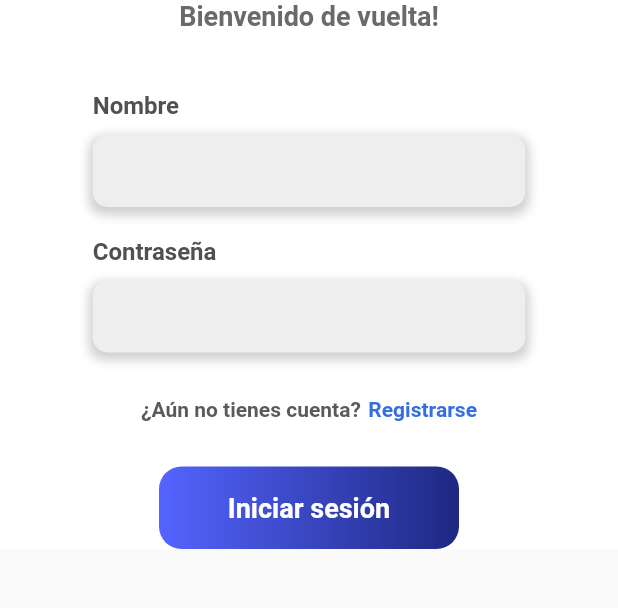
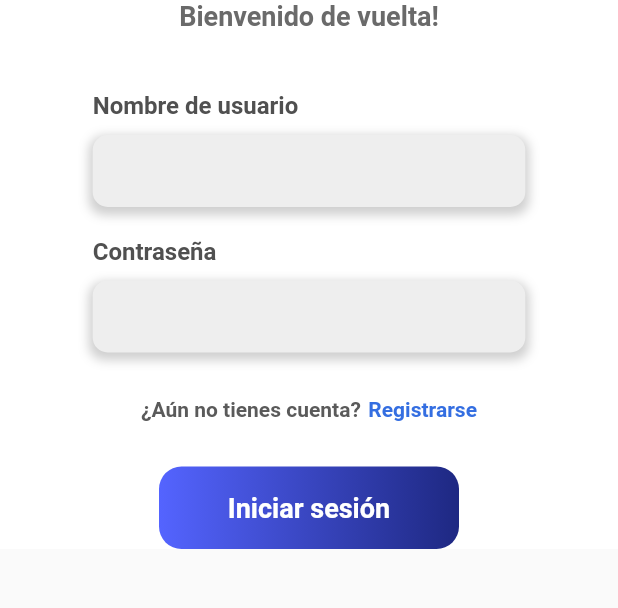
Before and after one commit to Ricarsur/ACADOCEN, a Flutter app: the screen it shows after launch, on a phone screen of 412 x 824 dp, the part 423-1031 px from its top. Run offline on Flutter 3.47's test engine with Material 2 defaults, Android fonts, the phone set to English and light mode, and no system bars; our stand-ins replace flutter_spinkit, flutter_svg, get, google_fonts, qr_flutter; missing offline and left inert: week_of_year, weekly_date_picker; project files that could hold a hidden picture were left out.

Commit message:
validation login

```diff
--- a/lib/UI/auth/login.dart
+++ b/lib/UI/auth/login.dart
@@ -1,4 +1,5 @@
 import 'package:acadocen/UI/auth/auth.dart';
+import 'package:acadocen/domain/services/login_service.dart';
 import 'package:flutter/material.dart';
 
 class Login extends StatefulWidget {
@@ -9,6 +10,8 @@ class Login extends StatefulWidget {
 }
 
 class _LoginState extends State<Login> {
+  final TextEditingController _nameController = TextEditingController();
+  final TextEditingController _passwordController = TextEditingController();
   @override
   Widget build(BuildContext context) {
     return Scaffold(
@@ -33,8 +36,11 @@ class _LoginState extends State<Login> {
                           horizontal: MediaQuery.of(context).size.width * 0.15),
                       child: Column(
                         children: [
-                          const TexField(
-                              text: 'Nombre', type: TextInputType.name),
+                          TexField(
+                            text: 'Nombre de usuario',
+                            type: TextInputType.text,
+                            controllerText: _nameController,
+                          ),
                           const SizedBox(height: 20),
                           passwordField('Contraseña'),
                           const SizedBox(height: 30),
@@ -67,7 +73,8 @@ class _LoginState extends State<Login> {
                         text: 'Iniciar sesión',
                         width: 200,
                         onPressed: () {
-                          Get.to(() => const Home());
+                          ValidationService.validateData(_nameController,
+                              _passwordController, context, '/home');
                         }),
                   ],
                 ))));
@@ -97,7 +104,8 @@ class _LoginState extends State<Login> {
                       spreadRadius: 2,
                       offset: const Offset(0, 3))
                 ]),
-            child: const TextField(
+            child: TextField(
+              controller: _passwordController,
               obscureText: true,
               decoration: InputDecoration(
                 border: InputBorder.none,
--- a/lib/UI/auth/register.dart
+++ b/lib/UI/auth/register.dart
@@ -57,7 +57,7 @@ class _RegisterState extends State<Register> {
                       text: 'Aceptar términos y condiciones',
                     ),
                     SizedBox(
-                      height: 30,
+                      height: 20,
                     ),
                     Button(
                       text: 'Registrarse',
--- a/lib/UI/pages/new_group.dart
+++ b/lib/UI/pages/new_group.dart
@@ -24,9 +24,9 @@ class _NewGroupState extends State<NewGroup> {
                     vertical: MediaQuery.of(context).size.height / 6),
                 child: Column(
                   children: [
-                    const TexField(text: 'Materia', type: TextInputType.text),
+                     TexField(text: 'Materia', type: TextInputType.text),
                     const SizedBox(height: 20),
-                    const TexField(text: 'Grupo', type: TextInputType.text),
+                     TexField(text: 'Grupo', type: TextInputType.text),
                     const SizedBox(height: 30),
                     SizedBox(height: 50),
                     Button(
--- a/lib/UI/widgets/textfield.dart
+++ b/lib/UI/widgets/textfield.dart
@@ -1,9 +1,11 @@
 import 'package:flutter/material.dart';
 
 class TexField extends StatelessWidget {
+  final TextEditingController? controllerText;
   final String text;
   final TextInputType type;
-  const TexField({super.key, required this.text, required this.type});
+  const TexField(
+      {super.key, required this.text, required this.type, this.controllerText});
 
   @override
   Widget build(BuildContext context) {
@@ -31,6 +33,7 @@ class TexField extends StatelessWidget {
                       offset: const Offset(0, 3))
                 ]),
             child: TextField(
+              controller: controllerText,
               keyboardType: type,
               decoration: InputDecoration(
                 border: InputBorder.none,
--- /dev/null
+++ b/lib/domain/services/login_service.dart
@@ -0,0 +1,19 @@
+import 'package:acadocen/domain/services/services.dart';
+import 'package:flutter/cupertino.dart';
+
+class ValidationService {
+  static TextEditingController nameController = TextEditingController();
+  static TextEditingController passwordController = TextEditingController();
+
+  static validateData(nameController,passWordController, context, ruta) {
+    if (nameController.text.isEmpty || passWordController.text.isEmpty) {
+      Get.snackbar('Error', 'por favor verifique los datos');
+    }else {
+      Get.toNamed(ruta);
+    }
+  }
+
+  static void clear() {
+    nameController.clear();
+  }
+}
--- /dev/null
+++ b/lib/domain/services/services.dart
@@ -0,0 +1,3 @@
+export 'package:acadocen/UI/auth/login.dart';
+export 'package:get/get.dart';
+export 'package:acadocen/routes/appRoutes.dart';
--- a/lib/models/group.dart
+++ b/lib/models/group.dart
@@ -9,7 +9,7 @@ class Group {
 }
 
 List<Group> listGroup = [
-  Group(course: 'Hola', name: 'Nombre'),
-  Group(course: 'Hola', name: 'Nombre'),
-  Group(course: 'Hola', name: 'Nombre')
+  Group(course: 'Base de datos', name: 'grupo 03'),
+  Group(course: 'POOIII', name: 'grupo 02'),
+  Group(course: 'Algebra Lineal', name: 'grupo 01')
 ];
--- a/lib/routes/appRoutes.dart
+++ b/lib/routes/appRoutes.dart
@@ -3,6 +3,18 @@ import 'package:flutter/material.dart';
 
 class AppRoutes {
   static String login = '/login';
+
+  static final menuOptions = <MenuOption>[
+    MenuOption(
+      route: login,
+      screen: Login(),
+    ),
+    MenuOption(
+      route: '/home',
+      screen: Home(),
+    )
+  ];
+
   static Map<String, Widget Function(BuildContext)> getRoutes() {
     Map<String, Widget Function(BuildContext)> routes = {};
     for (final i in menuOptions) {
@@ -11,10 +23,8 @@ class AppRoutes {
     return routes;
   }
 
-  static final menuOptions = <MenuOption>[
-    MenuOption(
-      route: login,
-      screen: Login(),
-    )
-  ];
+  static Map<String, Widget Function(BuildContext)> route = {
+    '/login': (BuildContext context) => Login(),
+    '/home': (BuildContext context) => Home(),
+  };
 }
```
Also changed, not shown: pubspec.lock.
